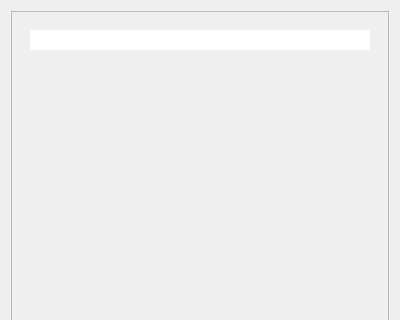
textbrowser/glitch, file UI/glitch-floating-context-menu.ui: the form before one commit; both pictures show x 0 to 400 and y 0 to 320 of the 400 by 500 pixel window.
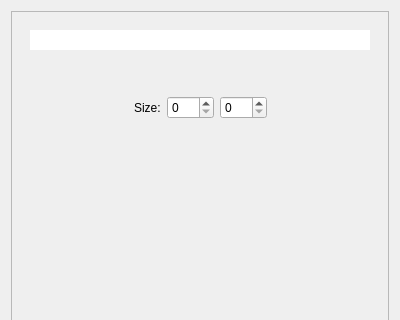
The form after the commit. Icons and pictures are not drawn.

Diff of the .ui file:
```diff
--- a/UI/glitch-floating-context-menu.ui
+++ b/UI/glitch-floating-context-menu.ui
@@ -79,11 +79,55 @@
            </widget>
           </item>
           <item>
-           <widget class="QLabel" name="size">
-            <property name="alignment">
-             <set>Qt::AlignCenter</set>
-            </property>
-           </widget>
+           <layout class="QHBoxLayout" name="horizontalLayout">
+            <item>
+             <spacer name="horizontalSpacer">
+              <property name="orientation">
+               <enum>Qt::Horizontal</enum>
+              </property>
+              <property name="sizeHint" stdset="0">
+               <size>
+                <width>40</width>
+                <height>20</height>
+               </size>
+              </property>
+             </spacer>
+            </item>
+            <item>
+             <widget class="QLabel" name="label">
+              <property name="text">
+               <string>Size:</string>
+              </property>
+             </widget>
+            </item>
+            <item>
+             <widget class="QSpinBox" name="width">
+              <property name="maximum">
+               <number>999</number>
+              </property>
+             </widget>
+            </item>
+            <item>
+             <widget class="QSpinBox" name="height">
+              <property name="maximum">
+               <number>999</number>
+              </property>
+             </widget>
+            </item>
+            <item>
+             <spacer name="horizontalSpacer_2">
+              <property name="orientation">
+               <enum>Qt::Horizontal</enum>
+              </property>
+              <property name="sizeHint" stdset="0">
+               <size>
+                <width>40</width>
+                <height>20</height>
+               </size>
+              </property>
+             </spacer>
+            </item>
+           </layout>
           </item>
          </layout>
         </widget>
```
Left out of the diff: 7 changed lines with no effect on the pictures.
